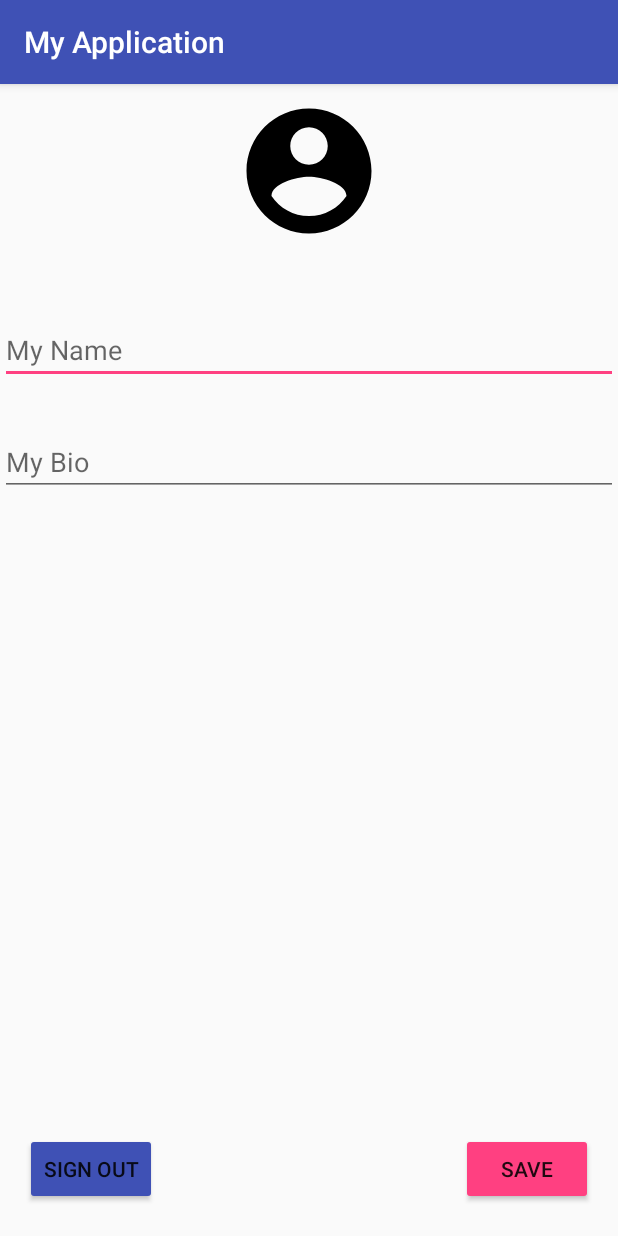
After one commit to Ansk0110/Demo, an Android app: the fragment MyAccount shown on its own in the app's theme, on a phone screen of 412 x 824 dp. The commit adds this screen. Run offline under Robolectric (Android 15) with nearby library versions, the phone set to English and light mode, and no system bars; our stand-ins replace Firebase (no records; nobody signed in at launch, a user with empty details on screens opened directly); 1 statement that could not run was skipped.

Commit message:
/user my account profile picture implemented, fragment change to my account and chats to be implmented

```diff
--- /dev/null
+++ b/app/src/main/java/com/example/omniwyse/myapplication/Fragment/MyAccount.kt
@@ -0,0 +1,114 @@
+package com.example.omniwyse.myapplication.Fragment
+
+
+import android.app.Activity
+import android.content.Intent
+import android.graphics.Bitmap
+import android.os.Bundle
+import android.provider.MediaStore
+import android.support.v4.app.Fragment
+import android.view.LayoutInflater
+import android.view.View
+import android.view.ViewGroup
+import com.example.omniwyse.myapplication.ChatApp.ChatAppSignIn
+
+import com.example.omniwyse.myapplication.R
+import com.example.omniwyse.myapplication.Util.FirestoreUtil
+import com.example.omniwyse.myapplication.Util.StorageUtil
+import com.example.omniwyse.myapplication.glide.GlideApp
+import com.firebase.ui.auth.AuthUI
+//import com.firebase.ui.auth.data.model.User
+import com.example.omniwyse.myapplication.model.User
+import com.google.android.gms.auth.api.Auth
+import kotlinx.android.synthetic.main.fragment_my_account.*
+import kotlinx.android.synthetic.main.fragment_my_account.view.*
+import org.jetbrains.anko.clearTask
+import org.jetbrains.anko.newTask
+import org.jetbrains.anko.support.v4.intentFor
+import java.io.ByteArrayOutputStream
+
+// TODO: Rename parameter arguments, choose names that match
+// the fragment initialization parameters, e.g. ARG_ITEM_NUMBER
+private const val ARG_PARAM1 = "param1"
+private const val ARG_PARAM2 = "param2"
+
+
+class MyAccount : Fragment() {
+
+    private val RC_SELECT_IMAGE = 2
+    private lateinit var selectedImageBytes: ByteArray
+    private var pictureJustChanged = false
+
+    override fun onCreateView(inflater: LayoutInflater, container: ViewGroup?,
+                              savedInstanceState: Bundle?): View? {
+        // Inflate the layout for this fragment
+        val view =  inflater.inflate(R.layout.fragment_my_account, container, false)
+        view.apply {
+            imageView_profile_picture.setOnClickListener {
+                val intent = Intent().apply{
+                    type ="image/*"
+                    action = Intent.ACTION_GET_CONTENT
+                    putExtra(Intent.EXTRA_MIME_TYPES, arrayOf("image/jpeg","image/jpeg"))
+                }
+                startActivityForResult(Intent.createChooser(intent,"Select Image"),RC_SELECT_IMAGE)
+            }
+
+            btn_save.setOnClickListener {
+                if(::selectedImageBytes.isInitialized)
+                    StorageUtil.uploadProfilePhoto(selectedImageBytes){
+                        imagepath ->
+                        FirestoreUtil.updateCurrentUser(editText_name.text.toString(),
+                                                        editText_bio.text.toString(),
+                                                        imagepath)
+                    }
+                else
+                    FirestoreUtil.updateCurrentUser(editText_name.text.toString(),
+                            editText_bio.text.toString(),
+                            null)
+            }
+            btn_sign_out.setOnClickListener{
+                AuthUI.getInstance()
+                        .signOut(this@MyAccount.context!!)
+                        .addOnCompleteListener {
+                            startActivity(intentFor<ChatAppSignIn>().newTask().clearTask())
+                        }
+            }
+        }
+        return  view
+    }
+
+    override fun onActivityResult(requestCode: Int, resultCode: Int, data: Intent?) {
+        super.onActivityResult(requestCode, resultCode, data)
+        if(requestCode == RC_SELECT_IMAGE && resultCode == Activity.RESULT_OK &&
+                data != null && data.data != null){
+            val selectedImagePath = data.data
+            val selectedImageBmp = MediaStore.Images.Media
+                    .getBitmap(activity?.contentResolver,selectedImagePath)
+            val outputStream = ByteArrayOutputStream()
+            selectedImageBmp.compress(Bitmap.CompressFormat.JPEG,90,outputStream)
+            selectedImageBytes = outputStream.toByteArray()
+            GlideApp.with(this)
+                    .load(selectedImageBytes)
+                    .into(imageView_profile_picture)
+            pictureJustChanged = true
+        }
+    }
+
+    override fun onStart() {
+        super.onStart()
+        FirestoreUtil.getCurrentUser { user: User ->
+            if (this@MyAccount.isVisible){
+                editText_name.setText(user.name)
+                editText_bio.setText(user.bio)
+                if(!pictureJustChanged && user.profilepicturepath != null){
+                    GlideApp.with(this)
+                            .load(StorageUtil.pathToReference(user.profilepicturepath))
+                            .placeholder(R.drawable.ic_account_circle_black_24dp)
+                            .into(imageView_profile_picture)
+                }
+            }
+        }
+    }
+
+
+}
--- /dev/null
+++ b/app/src/main/java/com/example/omniwyse/myapplication/Util/FirestoreUtil.kt
@@ -0,0 +1,46 @@
+package com.example.omniwyse.myapplication.Util
+
+//import com.firebase.ui.auth.data.model.User
+import com.google.firebase.auth.FirebaseAuth
+import com.google.firebase.firestore.DocumentReference
+import com.google.firebase.firestore.DocumentSnapshot
+import com.google.firebase.firestore.FirebaseFirestore
+import com.example.omniwyse.myapplication.model.User
+
+object FirestoreUtil {
+    private  val firestoreInstance: FirebaseFirestore by lazy { FirebaseFirestore.getInstance() }
+
+    private val currentUserDocRef: DocumentReference
+                get() = firestoreInstance.document("users/${FirebaseAuth.getInstance().uid
+                ?: throw NullPointerException("UID is null.")}")
+
+    fun initCurrentUserIfFirstTime(onComplete:() -> Unit){
+        currentUserDocRef.get().addOnSuccessListener { documentSnapshot ->
+            if(!documentSnapshot.exists()){
+                val newUser = com.example.omniwyse.myapplication.model.User(FirebaseAuth.getInstance().currentUser?.displayName ?: "",
+                                    "",null)
+                currentUserDocRef.set(newUser).addOnSuccessListener {
+                    onComplete()
+                }
+            }
+            else
+                onComplete()
+        }
+    }
+
+    fun  updateCurrentUser(name:String = "",bio:String ="",profilePicturePath:String? = null){
+        val userFieldMap = mutableMapOf<String,Any>()
+        if(name.isNotBlank())userFieldMap["name"] = name
+        if(bio.isNotBlank()) userFieldMap["bio"] = bio
+        if(profilePicturePath != null)
+            userFieldMap["profilePicturePath"] = profilePicturePath
+        currentUserDocRef.update(userFieldMap)
+    }
+
+    fun getCurrentUser(onComplete: (User) -> Unit){
+        currentUserDocRef.get().addOnSuccessListener {
+            onComplete(it.toObject(User::class.java)!!)
+
+        }
+    }
+}
--- /dev/null
+++ b/app/src/main/res/layout/fragment_my_account.xml
@@ -0,0 +1,97 @@
+<?xml version="1.0" encoding="utf-8"?>
+<android.support.constraint.ConstraintLayout xmlns:android="http://schemas.android.com/apk/res/android"
+    xmlns:tools="http://schemas.android.com/tools"
+    xmlns:app="http://schemas.android.com/apk/res-auto"
+    android:layout_width="match_parent"
+    android:layout_height="match_parent"
+    tools:context=".Fragment.MyAccount">
+
+    <ImageView
+        android:id="@+id/imageView_profile_picture"
+        android:layout_width="100dp"
+        android:layout_height="100dp"
+        android:layout_marginBottom="8dp"
+        android:layout_marginTop="8dp"
+        app:layout_constraintBottom_toBottomOf="parent"
+        app:layout_constraintEnd_toEndOf="parent"
+        app:layout_constraintLeft_toLeftOf="parent"
+        app:layout_constraintRight_toRightOf="parent"
+        app:layout_constraintStart_toStartOf="parent"
+        app:layout_constraintTop_toTopOf="parent"
+        app:layout_constraintVertical_bias="0.0"
+        app:srcCompat="@drawable/ic_account_circle_black_24dp" />
+
+    <android.support.design.widget.TextInputEditText
+        android:id="@+id/editText_name"
+        android:layout_width="0dp"
+        android:layout_height="wrap_content"
+        android:layout_marginBottom="8dp"
+        android:layout_marginTop="32dp"
+        android:hint="My Name"
+        app:layout_constraintBottom_toBottomOf="parent"
+        app:layout_constraintEnd_toEndOf="parent"
+        app:layout_constraintHorizontal_bias="0.0"
+        app:layout_constraintLeft_toLeftOf="parent"
+        app:layout_constraintRight_toRightOf="parent"
+        app:layout_constraintStart_toStartOf="parent"
+        app:layout_constraintTop_toBottomOf="@id/imageView_profile_picture"
+        app:layout_constraintVertical_bias="0.025" />
+
+    <android.support.design.widget.TextInputEditText
+        android:id="@+id/editText_bio"
+        android:layout_width="0dp"
+        android:layout_height="wrap_content"
+        android:maxHeight="150dp"
+        android:layout_marginBottom="8dp"
+        android:layout_marginTop="8dp"
+        android:hint="My Bio"
+        app:layout_constraintBottom_toBottomOf="parent"
+        app:layout_constraintEnd_toEndOf="parent"
+        app:layout_constraintHorizontal_bias="0.0"
+        app:layout_constraintLeft_toLeftOf="parent"
+        app:layout_constraintRight_toRightOf="parent"
+        app:layout_constraintStart_toStartOf="parent"
+        app:layout_constraintTop_toBottomOf="@id/editText_name"
+        app:layout_constraintVertical_bias="0.042" />
+
+    <Button
+        android:id="@+id/btn_save"
+        android:layout_width="wrap_content"
+        android:layout_height="wrap_content"
+        android:layout_marginBottom="8dp"
+        android:layout_marginEnd="8dp"
+        android:layout_marginRight="16dp"
+        android:layout_marginStart="8dp"
+        android:layout_marginTop="8dp"
+        android:backgroundTint="@color/colorAccent"
+        android:text="Save"
+        app:layout_constraintBottom_toBottomOf="parent"
+        app:layout_constraintEnd_toEndOf="parent"
+        app:layout_constraintHorizontal_bias="0.971"
+        app:layout_constraintRight_toRightOf="parent"
+        app:layout_constraintStart_toStartOf="parent"
+        app:layout_constraintTop_toTopOf="parent"
+        app:layout_constraintVertical_bias="0.982" />
+
+    <Button
+        android:id="@+id/btn_sign_out"
+        android:layout_width="wrap_content"
+        android:layout_height="wrap_content"
+        android:layout_marginBottom="8dp"
+        android:layout_marginEnd="8dp"
+        android:layout_marginRight="16dp"
+        android:layout_marginStart="8dp"
+        android:layout_marginTop="8dp"
+        android:backgroundTint="@color/colorPrimary"
+        android:text="Sign Out"
+        app:layout_constraintBottom_toBottomOf="parent"
+        app:layout_constraintEnd_toEndOf="parent"
+        app:layout_constraintHorizontal_bias="0.028"
+        app:layout_constraintRight_toRightOf="parent"
+        app:layout_constraintStart_toStartOf="parent"
+        app:layout_constraintTop_toTopOf="parent"
+        app:layout_constraintVertical_bias="0.982" />
+
+
+
+</android.support.constraint.ConstraintLayout>
--- a/app/src/main/res/values/strings.xml
+++ b/app/src/main/res/values/strings.xml
@@ -5,4 +5,7 @@
     <string name="title_dashboard">Dashboard</string>
     <string name="title_notifications">Notifications</string>
     <string name="title_activity_chat">ChatActivity</string>
+
+    <!-- TODO: Remove or change this placeholder text -->
+    <string name="hello_blank_fragment">Hello blank fragment</string>
 </resources>
```
Also changed, not shown: app/build.gradle (+7 -0 lines), app/src/main/java/com/example/omniwyse/myapplication/ChatApp/ChatActivity.kt (+8 -0 lines), app/src/main/java/com/example/omniwyse/myapplication/ChatApp/ChatAppSignIn.kt (+5 -2 lines), app/src/main/java/com/example/omniwyse/myapplication/Util/StorageUtil.kt (added, +26 -0 lines), app/src/main/java/com/example/omniwyse/myapplication/glide/ChatAppGlideModule.kt (added, +19 -0 lines), app/src/main/java/com/example/omniwyse/myapplication/model/User.kt (added, +7 -0 lines), app/src/main/res/layout/activity_chat.xml (+8 -8 lines).
